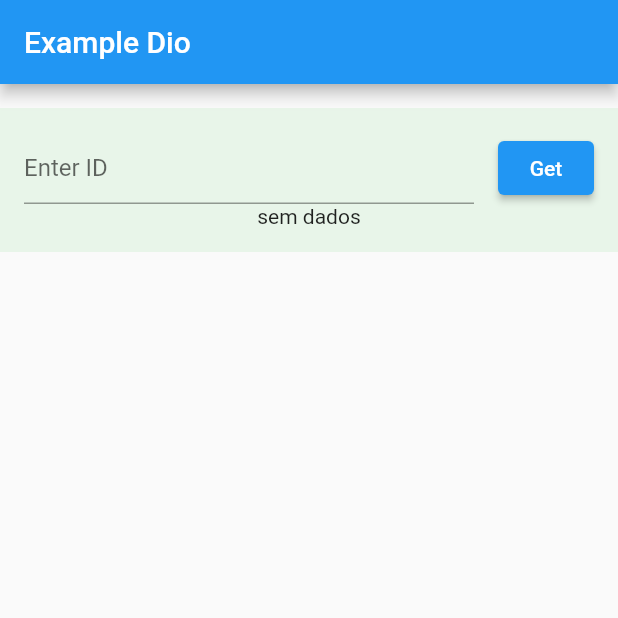
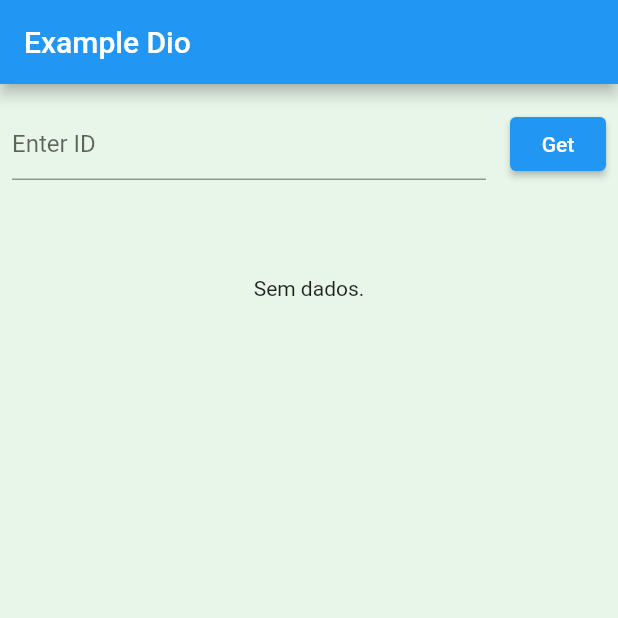
Before and after one commit to lucianoyamane/dio_example, a Flutter app: the screen it shows after launch, on a phone screen of 412 x 824 dp, the top half of it. Run offline on Flutter 3.47's test engine with Material 2 defaults, Android fonts, the phone set to English and light mode, and no system bars; our stand-ins replace dio, flutter_bloc.

Commit message:
refactor: user get widget deleted, home page refactored, README.md altered

```diff
--- a/lib/api/logging.dart
+++ b/lib/api/logging.dart
@@ -1,15 +1,16 @@
 import 'package:dio/dio.dart';
+import 'package:flutter/material.dart';
 
 class Logging extends Interceptor {
   @override
   void onRequest(RequestOptions options, RequestInterceptorHandler handler) {
-    print('REQUEST[${options.method}] => PATH: ${options.path}');
+    debugPrint('REQUEST[${options.method}] => PATH: ${options.path}');
     return super.onRequest(options, handler);
   }
 
   @override
   void onResponse(Response response, ResponseInterceptorHandler handler) {
-    print(
+    debugPrint(
       'RESPONSE[${response.statusCode}] => PATH: ${response.requestOptions.path}',
     );
     return super.onResponse(response, handler);
@@ -17,7 +18,7 @@ class Logging extends Interceptor {
 
   @override
   void onError(DioError err, ErrorInterceptorHandler handler) {
-    print(
+    debugPrint(
       'ERROR[${err.response?.statusCode}] => PATH: ${err.requestOptions.path}',
     );
     return super.onError(err, handler);
--- a/lib/main.dart
+++ b/lib/main.dart
@@ -12,6 +12,7 @@ class MyApp extends StatelessWidget {
   @override
   Widget build(BuildContext context) {
     return MaterialApp(
+      debugShowCheckedModeBanner: false,
       title: 'Flutter Demo',
       theme: ThemeData(
         primarySwatch: Colors.blue,
--- a/lib/pages/get_user.dart
+++ /dev/null
@@ -1,77 +0,0 @@
-import 'package:dio_example/models/data.dart';
-import 'package:dio_example/pages/bloc/user_data_bloc.dart';
-import 'package:dio_example/pages/bloc/user_data_state.dart';
-import 'package:flutter/material.dart';
-import 'package:flutter_bloc/flutter_bloc.dart';
-
-class GetUser extends StatefulWidget {
-    const GetUser({Key? key}) : super(key: key);
-
-  @override
-  _GetUserState createState() => _GetUserState();
-}
-
-class _GetUserState extends State<GetUser> {
-  final TextEditingController _idController = TextEditingController();
-  final UserDataBloc _userDataBloc = UserDataBloc();
-
-  @override
-  Widget build(BuildContext context) {
-    return Container(
-      color: Colors.green.shade50,
-      child: Padding(
-        padding: const EdgeInsets.all(16.0),
-        child: Column(
-          children: [
-            Row(
-              children: [
-                Flexible(
-                  child: TextField(
-                    controller: _idController,
-                    decoration: const InputDecoration(hintText: 'Enter ID'),
-                    keyboardType: TextInputType.number,
-                  ),
-                ),
-                const SizedBox(width: 16.0),
-                BlocProvider(create: (context) => _userDataBloc,
-                  child: BlocBuilder<UserDataBloc, UserDataState>(
-                    builder:(context, state) {
-                      if (state.getState() == 'loading') {
-                        return const CircularProgressIndicator();
-                      }
-                      return ElevatedButton(onPressed: ()  async{
-                        BlocProvider.of<UserDataBloc>(context).add(GetUserDataEvent(_idController.text));
-                      }, child: const Text('Get'));
-
-                    }) ,
-                  ) ,
-
-              ],
-            ),
-            BlocProvider(create: (context) => _userDataBloc,
-              child: BlocBuilder<UserDataBloc, UserDataState>(
-                  builder:(context, state) {
-                    if (state.getState() == 'loaded') {
-                      UserDataLoaded loaded = state as UserDataLoaded;
-                      Data? data = loaded.data;
-                      String? imgURL = data?.avatar;
-                      return  Column(children: [
-                          Text('ID: ${data?.id}'),
-                          Text(
-                            'Name: ${data?.firstName} ${data?.lastName}',
-                          ),
-                          Text('Email: ${data?.email}'),
-                          Image.network(imgURL!),
-                        ],
-                      );
-                    }
-                    return const Text('sem dados');
-
-                  }) ,
-            ),
-          ],
-        ),
-      ),
-    );
-  }
-}
--- a/lib/pages/home_page.dart
+++ b/lib/pages/home_page.dart
@@ -1,33 +1,110 @@
-import 'package:dio_example/pages/get_user.dart';
 import 'package:flutter/material.dart';
+import 'package:flutter_bloc/flutter_bloc.dart';
+
+import '../models/data.dart';
+import 'bloc/user_data_bloc.dart';
+import 'bloc/user_data_state.dart';
 
 class HomePage extends StatefulWidget {
   const HomePage({Key? key}) : super(key: key);
 
-
   @override
   _HomePageState createState() => _HomePageState();
-
 }
 
 class _HomePageState extends State<HomePage> {
+  final _idController = TextEditingController();
+  final _userDataBloc = UserDataBloc();
 
   @override
   Widget build(BuildContext context) {
     return Scaffold(
+      backgroundColor: Colors.green.shade50,
       appBar: AppBar(
         title: const Text('Example Dio'),
       ),
-      body: Padding(
-        padding: const EdgeInsets.only(top: 16.0, bottom: 8.0),
-        child: Column(
-          crossAxisAlignment: CrossAxisAlignment.start,
-          children: const [
-            GetUser()
-          ],
+      body: SingleChildScrollView(
+        child: Padding(
+          padding: const EdgeInsets.symmetric(vertical: 16, horizontal: 8),
+          child: Column(
+            children: [
+              _buildRequestField(),
+              const SizedBox(height: 64),
+              _buildRequestReturn(),
+            ],
+          ),
         ),
-      )
+      ),
     );
   }
 
+  _buildRequestField() {
+    return Row(
+      children: [
+        Flexible(
+          child: TextField(
+            controller: _idController,
+            decoration: const InputDecoration(hintText: 'Enter ID'),
+            keyboardType: TextInputType.number,
+          ),
+        ),
+        const SizedBox(width: 16),
+        BlocProvider(
+          create: (context) => _userDataBloc,
+          child: BlocBuilder<UserDataBloc, UserDataState>(
+            builder: (context, state) {
+              return ElevatedButton(
+                onPressed: () async {
+                  if (_idController.text.isEmpty) {
+                    const snackBar = SnackBar(
+                      backgroundColor: Colors.redAccent,
+                      content: Text(
+                        'Please enter some text',
+                        textAlign: TextAlign.center,
+                      ),
+                    );
+                    ScaffoldMessenger.of(context).showSnackBar(snackBar);
+                  } else {
+                    BlocProvider.of<UserDataBloc>(context)
+                        .add(GetUserDataEvent(_idController.text));
+                  }
+                },
+                child: const Text('Get'),
+              );
+            },
+          ),
+        ),
+      ],
+    );
+  }
+
+  _buildRequestReturn() {
+    return BlocProvider(
+      create: (context) => _userDataBloc,
+      child: BlocBuilder<UserDataBloc, UserDataState>(
+        builder: (context, state) {
+          if (state.getState() == 'loading') {
+            return const CircularProgressIndicator();
+          }
+          if (state.getState() == 'loaded') {
+            UserDataLoaded loaded = state as UserDataLoaded;
+            Data? data = loaded.data;
+            String? imgURL = data?.avatar;
+            return Column(
+              children: [
+                Text('ID: ${data?.id}'),
+                Text(
+                  'Name: ${data?.firstName} ${data?.lastName}',
+                ),
+                Text('Email: ${data?.email}'),
+                Image.network(imgURL!),
+              ],
+            );
+          }
+
+          return const Text('Sem dados.');
+        },
+      ),
+    );
+  }
 }
```
Also changed, not shown: pubspec.lock, 1 other file.
